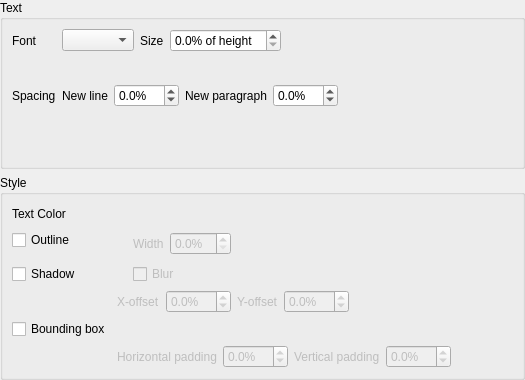
The window that src/bomi/ui/osdstylewidget.ui (bylee20/bomi) describes before a commit, drawn with Qt 5.
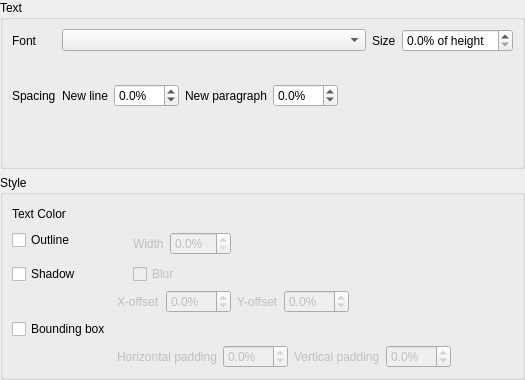
The same window after the commit. Custom widgets are drawn as their Qt base class.

Diff of the .ui file:
```diff
--- a/src/bomi/ui/osdstylewidget.ui
+++ b/src/bomi/ui/osdstylewidget.ui
@@ -39,7 +39,14 @@
       <item row="0" column="1">
        <layout class="QHBoxLayout" name="horizontalLayout">
         <item>
-         <widget class="FontComboBox" name="font_family"/>
+         <widget class="FontComboBox" name="font_family">
+          <property name="sizePolicy">
+           <sizepolicy hsizetype="Expanding" vsizetype="Fixed">
+            <horstretch>0</horstretch>
+            <verstretch>0</verstretch>
+           </sizepolicy>
+          </property>
+         </widget>
         </item>
         <item>
          <widget class="QLabel" name="label_21">
@@ -67,19 +74,6 @@
           </property>
          </widget>
         </item>
-        <item>
-         <spacer name="horizontalSpacer_21">
-          <property name="orientation">
-           <enum>Qt::Horizontal</enum>
-          </property>
-          <property name="sizeHint" stdset="0">
-           <size>
-            <width>40</width>
-            <height>20</height>
-           </size>
-          </property>
-         </spacer>
-        </item>
        </layout>
       </item>
       <item row="1" column="1">
```
